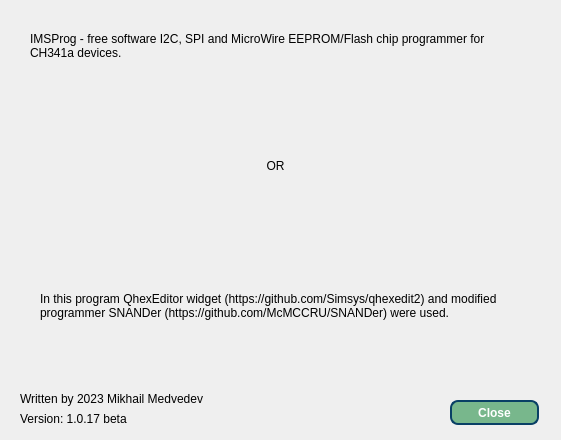
This is dialogabout.ui in bigbigmdm/IMSProg as Qt 5 draws it before an edit. The edited form follows.
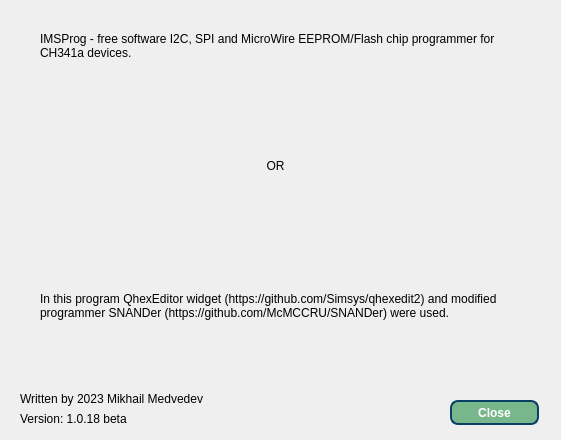
This is the edited form. Icons and pictures are not drawn.

```diff
--- a/dialogabout.ui
+++ b/dialogabout.ui
@@ -77,9 +77,9 @@
   <widget class="QLabel" name="label_4">
    <property name="geometry">
     <rect>
-     <x>30</x>
+     <x>40</x>
      <y>20</y>
-     <width>491</width>
+     <width>481</width>
      <height>51</height>
     </rect>
    </property>
@@ -100,7 +100,7 @@
     </rect>
    </property>
    <property name="text">
-    <string>Version: 1.0.17 beta</string>
+    <string>Version: 1.0.18 beta</string>
    </property>
   </widget>
   <widget class="QLabel" name="label_6">
```
